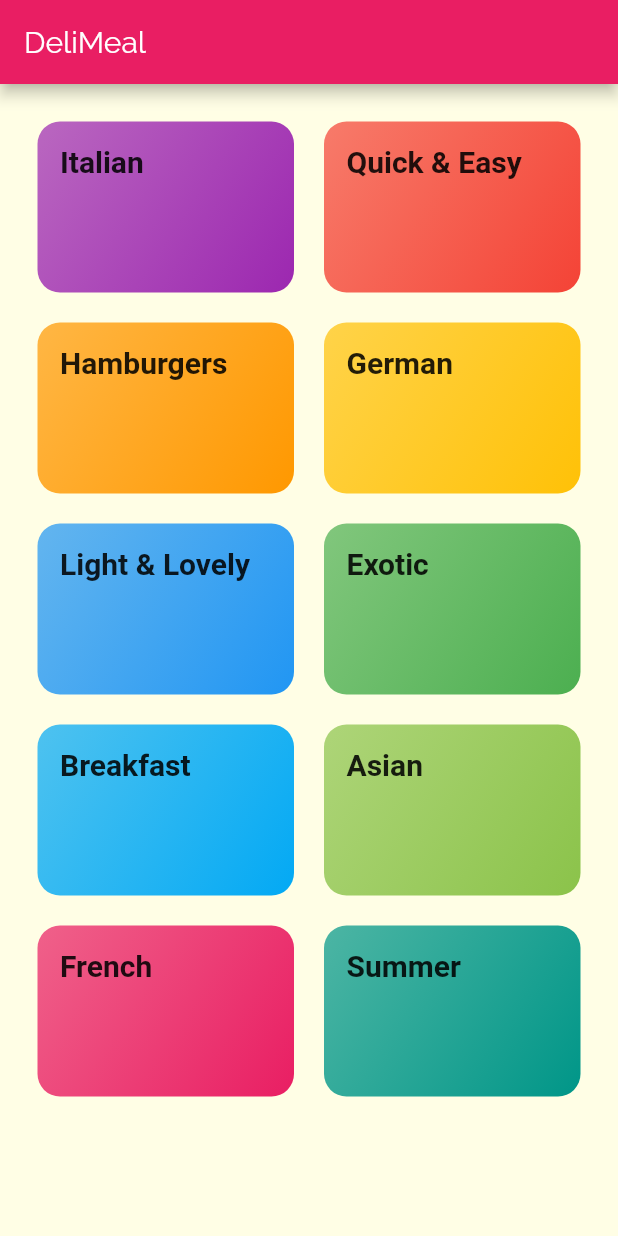
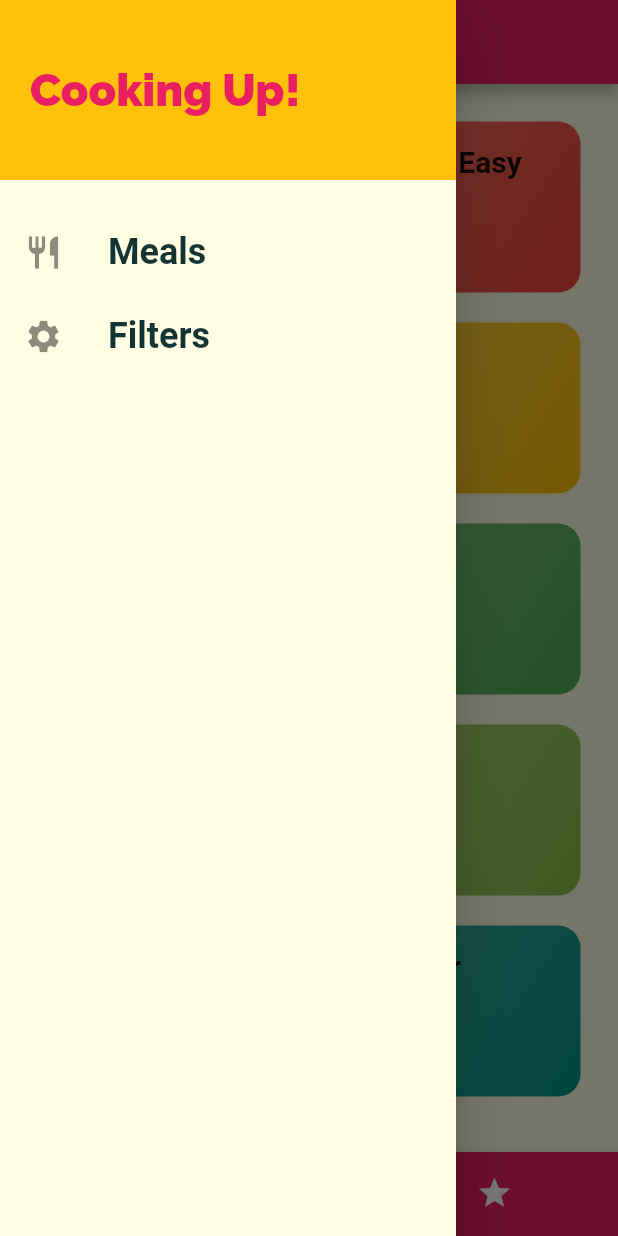
Before and after one commit to leocsilva/flutter-course, a Flutter app: the screen it shows after launch, with the side drawer open (before the commit the screen has no drawer), on a phone screen of 412 x 824 dp. Run offline on Flutter 3.47's test engine with Material 2 defaults, Android fonts, the phone set to English and light mode, and no system bars; Roboto replaces fonts that are missing (RobotCondensed, RobotoCondesed).

Commit message:
Finaliza o app Meals

```diff
--- a/delimeals/lib/main.dart
+++ b/delimeals/lib/main.dart
@@ -1,11 +1,72 @@
-import 'package:delimeals/screen/categories_screen.dart';
+import 'dart:math';
+
+import 'package:delimeals/dummy-data.dart';
+import 'package:delimeals/models/meal.dart';
 import 'package:delimeals/screen/category_meals_screen.dart';
+import 'package:delimeals/screen/filter_screen.dart';
 import 'package:delimeals/screen/meal_detail_screen.dart';
+import 'package:delimeals/screen/tabs_screen.dart';
 import 'package:flutter/material.dart';
 
 void main() => runApp(MyApp());
 
-class MyApp extends StatelessWidget {
+class MyApp extends StatefulWidget {
+  @override
+  _MyAppState createState() => _MyAppState();
+}
+
+class _MyAppState extends State<MyApp> {
+  Map<String, bool> _filters = {
+    'gluten': false,
+    'lactose': false,
+    'vegan': false,
+    'vegetarian': false,
+  };
+
+  List<Meal> _availableMeals = DUMMY_MEALS;
+  List<Meal> _favoriteMeals = [];
+
+  void _toggleFavorites(String mealId) {
+    final existingIndex =
+        _favoriteMeals.indexWhere((meal) => meal.id == mealId);
+    if (existingIndex >= 0) {
+      setState(() {
+        _favoriteMeals.removeAt(existingIndex);
+      });
+    } else {
+      setState(() {
+      _favoriteMeals.add(DUMMY_MEALS.firstWhere((meal) => meal.id == mealId));
+      });
+    }
+  }
+
+  bool _isMealFavorite(String id) {
+    return _favoriteMeals.any((meal) => meal.id == id );
+  }
+
+  void _setFilters(Map<String, bool> filterData) {
+    setState(() {
+      _filters = filterData;
+
+      _availableMeals = DUMMY_MEALS.where((meal) {
+        if (_filters['gluten'] && !meal.isGlutenFree) {
+          return false;
+        }
+        if (_filters['lactose'] && !meal.isLactoseFree) {
+          return false;
+        }
+        if (_filters['vegan'] && !meal.isVegan) {
+          return false;
+        }
+        if (_filters['vegetarian'] && !meal.isVegetarian) {
+          return false;
+        }
+
+        return true;
+      }).toList();
+    });
+  }
+
   @override
   Widget build(BuildContext context) {
     return MaterialApp(
@@ -30,9 +91,11 @@ class MyApp extends StatelessWidget {
             ),
       ),
       routes: {
-        '/': (_) => CategoriesScreen(),
-        CategoryMealsScreen.routeName: (_) => CategoryMealsScreen(),
-        MealDetailScreen.routeName: (_) => MealDetailScreen(),
+        '/': (_) => TabsScreen(_favoriteMeals),
+        CategoryMealsScreen.routeName: (_) =>
+            CategoryMealsScreen(_availableMeals),
+        MealDetailScreen.routeName: (_) => MealDetailScreen(_toggleFavorites, _isMealFavorite),
+        FilterScreen.routeName: (_) => FilterScreen(_filters, _setFilters),
       },
     );
   }
--- a/delimeals/lib/screen/categories_screen.dart
+++ b/delimeals/lib/screen/categories_screen.dart
@@ -6,22 +6,16 @@ import '../widgets/category_item.dart';
 class CategoriesScreen extends StatelessWidget {
   @override
   Widget build(BuildContext context) {
-    return Scaffold(
-      appBar: AppBar(
-        title: const Text('DeliMeal'),
-      ),
-      body: GridView(
-        padding: const EdgeInsets.all(25),
-        children: DUMMY_CATEGORIES
-            .map((cat) => CategoryItem(cat.id, cat.title, cat.color))
-            .toList(),
-        gridDelegate: SliverGridDelegateWithMaxCrossAxisExtent(
+    return GridView(
+      padding: const EdgeInsets.all(25),
+      children: DUMMY_CATEGORIES
+          .map((cat) => CategoryItem(cat.id, cat.title, cat.color))
+          .toList(),
+      gridDelegate: SliverGridDelegateWithMaxCrossAxisExtent(
           maxCrossAxisExtent: 200,
           childAspectRatio: 3 / 2,
           mainAxisSpacing: 20,
-          crossAxisSpacing: 20
-        ),
-      ),
+          crossAxisSpacing: 20),
     );
   }
 }
--- /dev/null
+++ b/delimeals/lib/screen/tabs_screen.dart
@@ -0,0 +1,64 @@
+import 'package:delimeals/models/meal.dart';
+import 'package:delimeals/screen/categories_screen.dart';
+import 'package:delimeals/screen/favorites_screen.dart';
+import 'package:delimeals/widgets/main_drawer.dart';
+import 'package:flutter/material.dart';
+
+class TabsScreen extends StatefulWidget {
+  final List<Meal> favoriteMeals;
+
+  TabsScreen(this.favoriteMeals);
+  @override
+  _TabsScreenState createState() => _TabsScreenState();
+}
+
+class _TabsScreenState extends State<TabsScreen> {
+
+  List<Map<String, Object>> _pages;
+
+  @override
+  void initState() {
+    super.initState();
+    _pages = [
+      {'page': CategoriesScreen(), 'title': 'Categories'},
+      {'page': FavoritesScreen(widget.favoriteMeals), 'title': 'Your Favorite'},
+    ];
+  }
+
+  int _selectedPageIndex = 0;
+
+  void _selectedPage(int index) {
+    setState(() {
+      _selectedPageIndex = index;
+    });
+  }
+
+  @override
+  Widget build(BuildContext context) {
+    return Scaffold(
+      appBar: AppBar(
+        title: Text(_pages[_selectedPageIndex]['title']),
+      ),
+      drawer: MainDrawer(),
+      body: _pages[_selectedPageIndex]['page'],
+      bottomNavigationBar: BottomNavigationBar(
+        onTap: _selectedPage,
+        backgroundColor: Theme.of(context).primaryColor,
+        unselectedItemColor: Colors.white,
+        selectedItemColor: Theme.of(context).accentColor,
+        currentIndex: _selectedPageIndex,
+        type: BottomNavigationBarType.shifting,
+        items: [
+          BottomNavigationBarItem(
+              icon: Icon(Icons.category),
+              title: Text('Categories'),
+              backgroundColor: Theme.of(context).primaryColor),
+          BottomNavigationBarItem(
+              icon: Icon(Icons.star),
+              title: Text('Favorites'),
+              backgroundColor: Theme.of(context).primaryColor),
+        ],
+      ),
+    );
+  }
+}
--- /dev/null
+++ b/delimeals/lib/widgets/main_drawer.dart
@@ -0,0 +1,66 @@
+import 'package:delimeals/screen/categories_screen.dart';
+import 'package:delimeals/screen/filter_screen.dart';
+import 'package:flutter/material.dart';
+
+class MainDrawer extends StatelessWidget {
+  @override
+  Widget build(BuildContext context) {
+    return Drawer(
+      child: Column(
+        children: <Widget>[
+          Container(
+            height: 120,
+            width: double.infinity,
+            padding: EdgeInsets.all(20),
+            alignment: Alignment.centerLeft,
+            color: Theme.of(context).accentColor,
+            child: Text(
+              'Cooking Up!',
+              style: TextStyle(
+                  fontWeight: FontWeight.w900,
+                  fontSize: 30,
+                  color: Theme.of(context).primaryColor),
+            ),
+          ),
+          SizedBox(
+            height: 20,
+          ),
+          ListTile(
+            leading: Icon(
+              Icons.restaurant,
+              size: 26,
+            ),
+            title: Text(
+              'Meals',
+              style: TextStyle(
+                fontFamily: 'RobotoCondesed',
+                fontSize: 24,
+                fontWeight: FontWeight.bold,
+              ),
+            ),
+            onTap: () {
+              Navigator.of(context).pushReplacementNamed('/');
+            },
+          ),
+          ListTile(
+            leading: Icon(
+              Icons.settings,
+              size: 26,
+            ),
+            title: Text(
+              'Filters',
+              style: TextStyle(
+                fontFamily: 'RobotoCondesed',
+                fontSize: 24,
+                fontWeight: FontWeight.bold,
+              ),
+            ),
+            onTap: () {
+              Navigator.of(context).pushReplacementNamed(FilterScreen.routeName);
+            },
+          ),
+        ],
+      ),
+    );
+  }
+}
```
Also changed, not shown: delimeals/lib/screen/category_meals_screen.dart (+8 -4 lines), delimeals/lib/screen/favorites_screen.dart (added, +37 -0 lines), delimeals/lib/screen/filter_screen.dart (added, +112 -0 lines), delimeals/lib/screen/meal_detail_screen.dart (+9 -0 lines).
